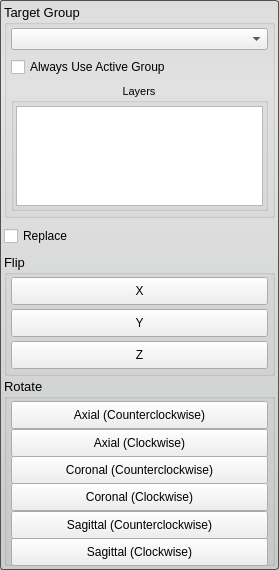
Before: the Qt Designer form src/Interface/ToolInterface/FlipToolInterface.ui in SCIInstitute/Seg3D, drawn with Qt 5.
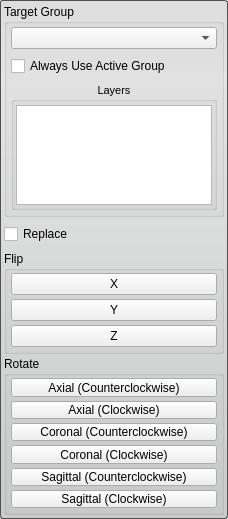
After: the same form once the commit is applied.

Commit message: updates to all of the tool ui's.  moved adding the sliderspinnercombo's to the .ui files.

Patch:
```diff
--- a/src/Interface/ToolInterface/FlipToolInterface.ui
+++ b/src/Interface/ToolInterface/FlipToolInterface.ui
@@ -6,8 +6,8 @@
    <rect>
     <x>0</x>
     <y>0</y>
-    <width>279</width>
-    <height>570</height>
+    <width>228</width>
+    <height>519</height>
    </rect>
   </property>
   <property name="sizePolicy">
@@ -41,17 +41,6 @@
    </property>
    <item>
     <widget class="QGroupBox" name="target_groupbox_">
-     <property name="sizePolicy">
-      <sizepolicy hsizetype="Preferred" vsizetype="Fixed">
-       <horstretch>0</horstretch>
-       <verstretch>0</verstretch>
-      </sizepolicy>
-     </property>
-     <property name="font">
-      <font>
-       <pointsize>10</pointsize>
-      </font>
-     </property>
      <property name="title">
       <string>Target Group</string>
      </property>
@@ -118,10 +107,28 @@
        </widget>
       </item>
       <item>
-       <widget class="QCheckBox" name="use_active_group_">
-        <property name="text">
-         <string>Always Use Active Group</string>
+       <widget class="QWidget" name="widget_2" native="true">
+        <property name="minimumSize">
+         <size>
+          <width>0</width>
+          <height>20</height>
+         </size>
         </property>
+        <layout class="QHBoxLayout" name="horizontalLayout_2">
+         <property name="spacing">
+          <number>0</number>
+         </property>
+         <property name="margin">
+          <number>0</number>
+         </property>
+         <item>
+          <widget class="QCheckBox" name="use_active_group_">
+           <property name="text">
+            <string>Always Use Active Group</string>
+           </property>
+          </widget>
+         </item>
+        </layout>
        </widget>
       </item>
       <item>
@@ -200,25 +207,32 @@
     </widget>
    </item>
    <item>
-    <widget class="QCheckBox" name="replace_checkbox_">
+    <widget class="QWidget" name="widget" native="true">
      <property name="minimumSize">
       <size>
        <width>0</width>
-       <height>32</height>
+       <height>30</height>
       </size>
      </property>
-     <property name="text">
-      <string>Replace</string>
-     </property>
+     <layout class="QHBoxLayout" name="horizontalLayout">
+      <property name="spacing">
+       <number>0</number>
+      </property>
+      <property name="margin">
+       <number>0</number>
+      </property>
+      <item>
+       <widget class="QCheckBox" name="replace_checkbox_">
+        <property name="text">
+         <string>Replace</string>
+        </property>
+       </widget>
+      </item>
+     </layout>
     </widget>
    </item>
    <item>
     <widget class="QGroupBox" name="flipGroupBox">
-     <property name="font">
-      <font>
-       <pointsize>10</pointsize>
-      </font>
-     </property>
      <property name="title">
       <string>Flip</string>
      </property>
@@ -240,12 +254,6 @@
       </property>
       <item>
        <widget class="QPushButton" name="flip_x_button_">
-        <property name="minimumSize">
-         <size>
-          <width>0</width>
-          <height>28</height>
-         </size>
-        </property>
         <property name="text">
          <string>X</string>
         </property>
@@ -253,12 +261,6 @@
       </item>
       <item>
        <widget class="QPushButton" name="flip_y_button_">
-        <property name="minimumSize">
-         <size>
-          <width>0</width>
-          <height>28</height>
-         </size>
-        </property>
         <property name="text">
          <string>Y</string>
         </property>
@@ -266,12 +268,6 @@
       </item>
       <item>
        <widget class="QPushButton" name="flip_z_button_">
-        <property name="minimumSize">
-         <size>
-          <width>0</width>
-          <height>28</height>
-         </size>
-        </property>
         <property name="text">
          <string>Z</string>
         </property>
@@ -288,11 +284,6 @@
        <height>134</height>
       </size>
      </property>
-     <property name="font">
-      <font>
-       <pointsize>10</pointsize>
-      </font>
-     </property>
      <property name="title">
       <string>Rotate</string>
      </property>
@@ -310,16 +301,10 @@
        <number>4</number>
       </property>
       <property name="bottomMargin">
-       <number>2</number>
+       <number>4</number>
       </property>
       <item>
        <widget class="QPushButton" name="rotate_axial_ccw_button_">
-        <property name="minimumSize">
-         <size>
-          <width>0</width>
-          <height>28</height>
-         </size>
-        </property>
         <property name="text">
          <string>Axial (Counterclockwise)</string>
         </property>
@@ -327,12 +312,6 @@
       </item>
       <item>
        <widget class="QPushButton" name="rotate_axial_cw_button_">
-        <property name="minimumSize">
-         <size>
-          <width>0</width>
-          <height>28</height>
-         </size>
-        </property>
         <property name="text">
          <string>Axial (Clockwise)</string>
         </property>
@@ -340,12 +319,6 @@
       </item>
       <item>
        <widget class="QPushButton" name="rotate_coronal_ccw_button_">
-        <property name="minimumSize">
-         <size>
-          <width>0</width>
-          <height>28</height>
-         </size>
-        </property>
         <property name="text">
          <string>Coronal (Counterclockwise)</string>
         </property>
@@ -353,12 +326,6 @@
       </item>
       <item>
        <widget class="QPushButton" name="rotate_coronal_cw_button_">
-        <property name="minimumSize">
-         <size>
-          <width>0</width>
-          <height>28</height>
-         </size>
-        </property>
         <property name="text">
          <string>Coronal (Clockwise)</string>
         </property>
@@ -366,12 +333,6 @@
       </item>
       <item>
        <widget class="QPushButton" name="rotate_sagittal_ccw_button_">
-        <property name="minimumSize">
-         <size>
-          <width>0</width>
-          <height>28</height>
-         </size>
-        </property>
         <property name="text">
          <string>Sagittal (Counterclockwise)</string>
         </property>
@@ -379,12 +340,6 @@
       </item>
       <item>
        <widget class="QPushButton" name="rotate_sagittal_cw_button_">
-        <property name="minimumSize">
-         <size>
-          <width>0</width>
-          <height>28</height>
-         </size>
-        </property>
         <property name="text">
          <string>Sagittal (Clockwise)</string>
         </property>
```
The commit also changes 55 other files.
